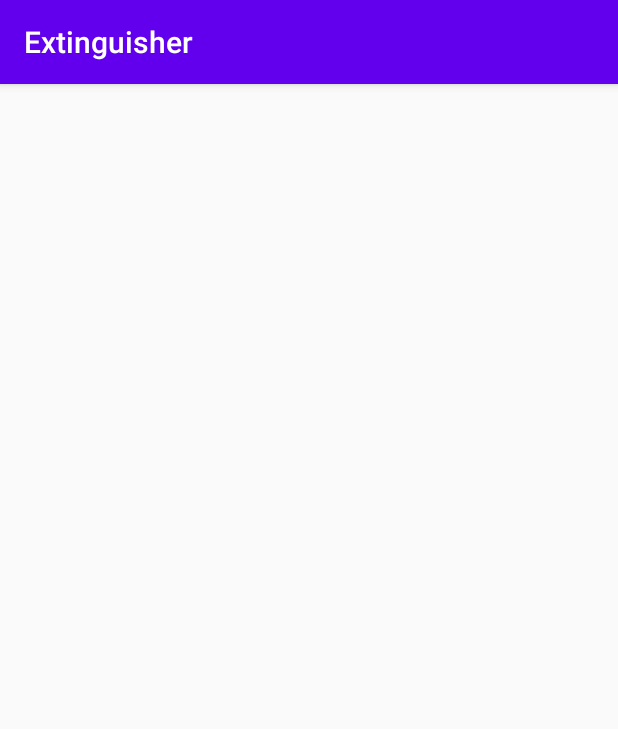
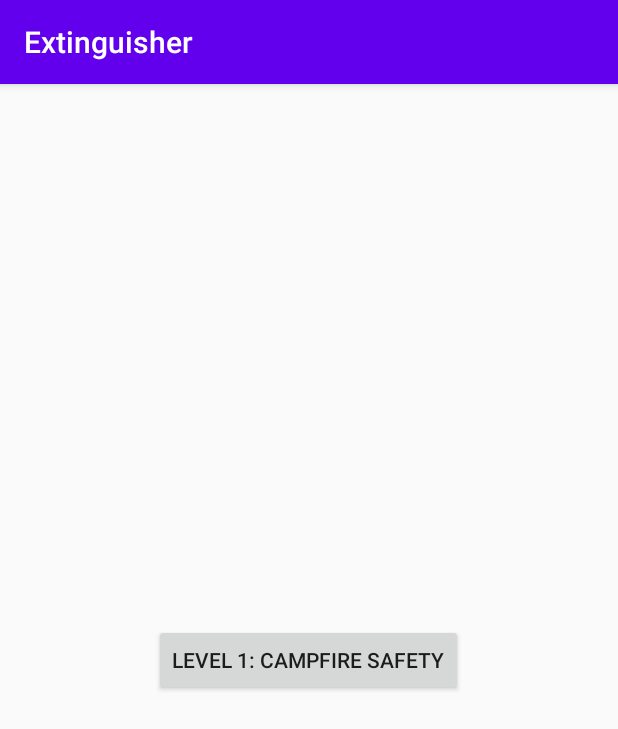
Before and after one commit to AngelaZhang123/Avert, an Android app: the WildfireActivity screen opened directly, with no data from a screen before it, on a phone screen of 412 x 824 dp. Shown: the top 729 px of the screen. Run offline under Robolectric (Android 15) with nearby library versions, the phone set to English and light mode, and no system bars.

Commit message:
1/20 commit

```diff
--- a/app/src/main/java/com/example/extinguisher/MenuActivity.java
+++ b/app/src/main/java/com/example/extinguisher/MenuActivity.java
@@ -43,7 +43,7 @@ public class MenuActivity extends AppCompatActivity {
             }
         });
 
-        mLevelButton = (Button) findViewById(R.id.level_button);
+        mLevelButton = (Button) findViewById(R.id.simulation_button);
         mLevelButton.setOnClickListener(new View.OnClickListener(){
             @Override
             public void onClick(View v) {
--- a/app/src/main/java/com/example/extinguisher/WildfireActivity.java
+++ b/app/src/main/java/com/example/extinguisher/WildfireActivity.java
@@ -2,14 +2,27 @@ package com.example.extinguisher;
 
 import androidx.appcompat.app.AppCompatActivity;
 
+import android.content.Intent;
 import android.os.Bundle;
+import android.view.View;
+import android.widget.Button;
 
 
 public class WildfireActivity extends AppCompatActivity {
 
+    private Button mCampButton;
     @Override
     protected void onCreate(Bundle savedInstanceState) {
         super.onCreate(savedInstanceState);
         setContentView(R.layout.activity_wildfire);
+
+        mCampButton = (Button) findViewById(R.id.campfire_button);
+        mCampButton.setOnClickListener(new View.OnClickListener(){
+            @Override
+            public void onClick(View v) {
+                Intent intent = new Intent(WildfireActivity.this, CampfireActivity.class);
+                startActivity(intent);
+            }
+        });
     }
 }
--- a/app/src/main/res/layout/activity_menu.xml
+++ b/app/src/main/res/layout/activity_menu.xml
@@ -18,10 +18,10 @@
         android:text="@string/checklist_button" />
 
     <Button
-        android:id="@+id/level_button"
+        android:id="@+id/simulation_button"
         android:layout_width="wrap_content"
         android:layout_height="wrap_content"
-        android:text="@string/level_button" />
+        android:text="@string/simulation_button" />
 
     <Button
         android:id="@+id/info_button"
--- a/app/src/main/res/layout/activity_wildfire.xml
+++ b/app/src/main/res/layout/activity_wildfire.xml
@@ -1,9 +1,14 @@
 <?xml version="1.0" encoding="utf-8"?>
-<androidx.constraintlayout.widget.ConstraintLayout xmlns:android="http://schemas.android.com/apk/res/android"
-    xmlns:app="http://schemas.android.com/apk/res-auto"
-    xmlns:tools="http://schemas.android.com/tools"
+<LinearLayout xmlns:android="http://schemas.android.com/apk/res/android"
     android:layout_width="match_parent"
     android:layout_height="match_parent"
-    tools:context=".WildfireActivity">
+    android:gravity="center"
+    android:orientation="vertical" >
 
-</androidx.constraintlayout.widget.ConstraintLayout>
+    <Button
+        android:id="@+id/campfire_button"
+        android:layout_width="wrap_content"
+        android:layout_height="wrap_content"
+        android:text="@string/campfire_button" />
+
+</LinearLayout>
--- a/app/src/main/res/values/strings.xml
+++ b/app/src/main/res/values/strings.xml
@@ -3,8 +3,9 @@
     <string name="menu_button">Main Menu</string>
     <string name="checklist_button">Checklist</string>
     <string name="info_button">Information</string>
-    <string name="level_button">Simulation Levels</string>
+    <string name="simulation_button">Simulations</string>
     <string name="profile_button">My profile</string>
     <string name="wildfire_button">Wildfire Simulations</string>
     <string name="earthquake_button">Earthquake Simulations</string>
+    <string name="campfire_button">Level 1: Campfire Safety</string>
 </resources>
```
